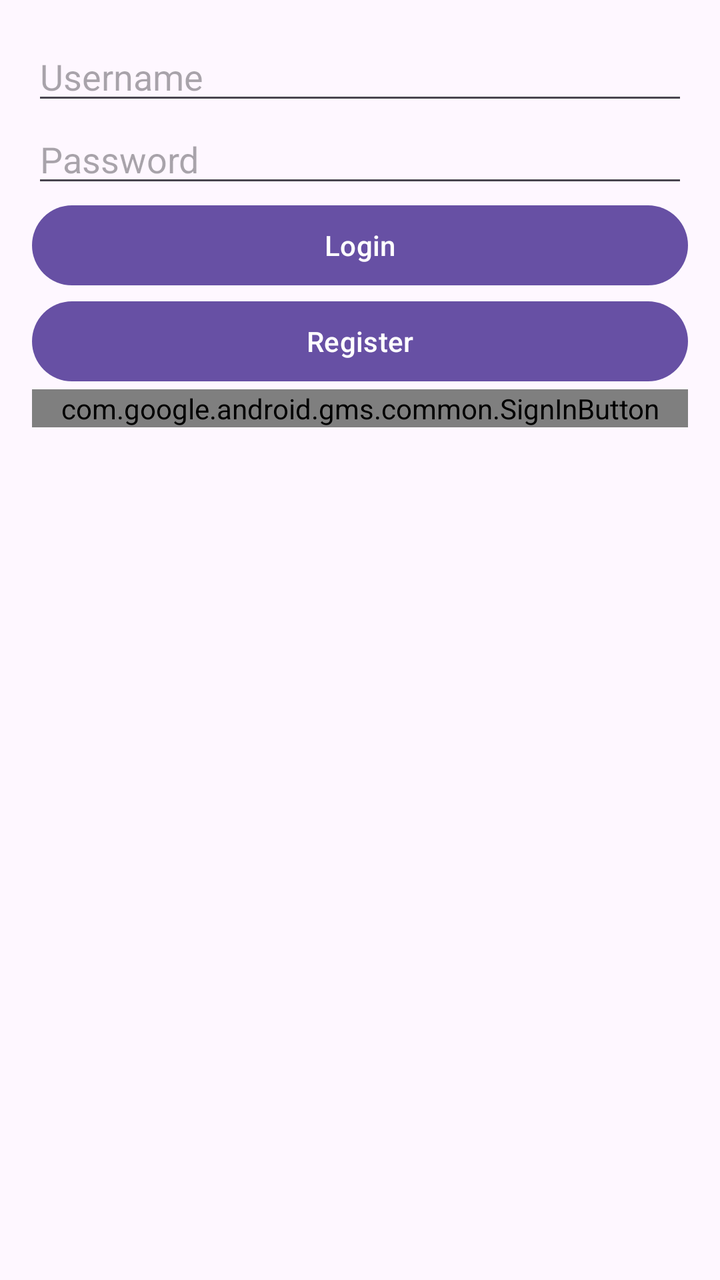
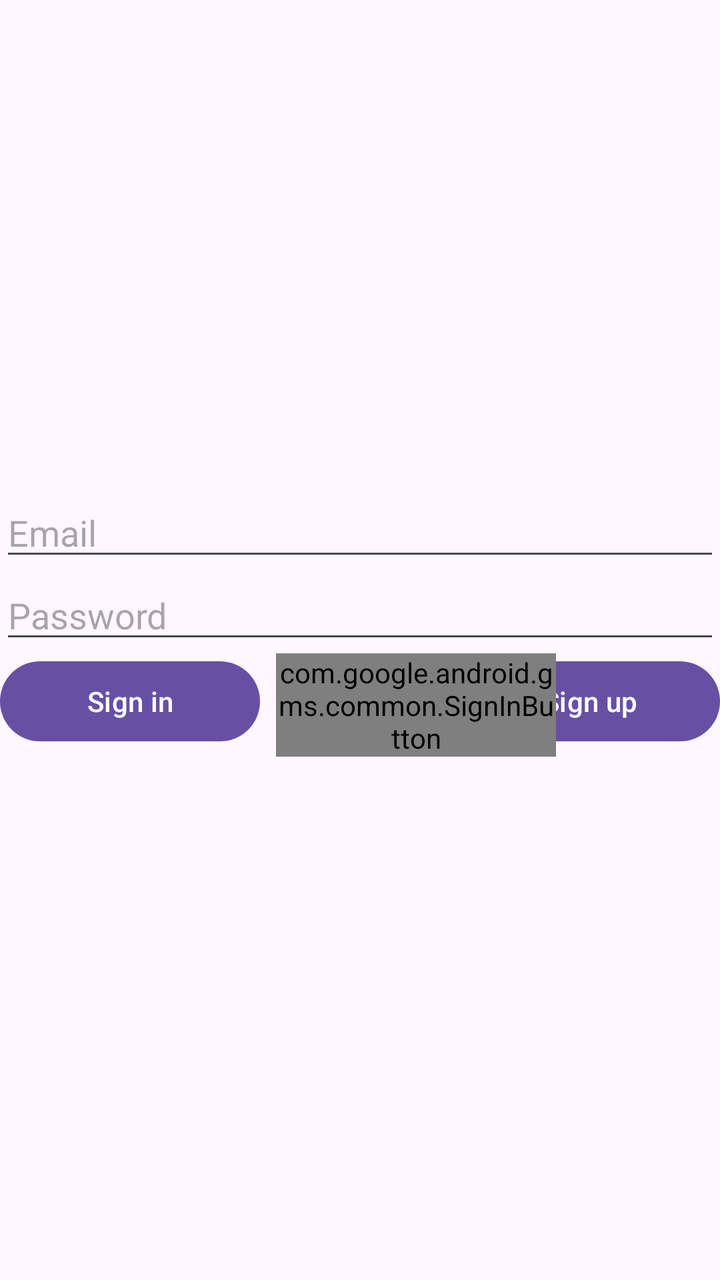

Compare the two renders of this Android layout. The source of the first and the diff that turns it into the second are given below.
<!-- AndroidManifest.xml: application theme Theme.FlashcardLearningApp -->
<!-- res/layout/activity_login.xml -->
<?xml version="1.0" encoding="utf-8"?>
<LinearLayout xmlns:android="http://schemas.android.com/apk/res/android"
    android:layout_width="match_parent"
    android:layout_height="match_parent"
    android:orientation="vertical"
    android:padding="16dp">

    <EditText
        android:id="@+id/etUsername"
        android:layout_width="match_parent"
        android:layout_height="wrap_content"
        android:hint="Username"
        android:inputType="text" />

    <EditText
        android:id="@+id/etPassword"
        android:layout_width="match_parent"
        android:layout_height="wrap_content"
        android:hint="Password"
        android:inputType="textPassword" />

    <Button
        android:id="@+id/btnLogin"
        android:layout_width="match_parent"
        android:layout_height="wrap_content"
        android:text="Login" />

    <Button
        android:id="@+id/btnRegister"
        android:layout_width="match_parent"
        android:layout_height="wrap_content"
        android:text="Register" />

    <com.google.android.gms.common.SignInButton
        android:id="@+id/btnGoogleSignIn"
        android:layout_width="match_parent"
        android:layout_height="wrap_content" />


</LinearLayout>
<!-- resources referenced by this layout -->
<resources>
  <style name="Theme.FlashcardLearningApp" parent="Base.Theme.FlashcardLearningApp" />
  <style name="Base.Theme.FlashcardLearningApp" parent="Theme.Material3.DayNight.NoActionBar">
          
          
      </style>
</resources>

<!-- the commit's change to res/layout/activity_login.xml (unified diff, before → after) -->
@@ -1,40 +1,50 @@
 <?xml version="1.0" encoding="utf-8"?>
-<LinearLayout xmlns:android="http://schemas.android.com/apk/res/android"
+<androidx.constraintlayout.widget.ConstraintLayout xmlns:android="http://schemas.android.com/apk/res/android"
     android:layout_width="match_parent"
     android:layout_height="match_parent"
-    android:orientation="vertical"
-    android:padding="16dp">
+    xmlns:app="http://schemas.android.com/apk/res-auto"
+    android:orientation="vertical">
 
     <EditText
         android:id="@+id/etUsername"
         android:layout_width="match_parent"
         android:layout_height="wrap_content"
-        android:hint="Username"
-        android:inputType="text" />
+        android:layout_marginTop="244dp"
+        android:hint="Email"
+        android:inputType="text"
+        app:layout_constraintEnd_toEndOf="parent"
+        app:layout_constraintTop_toTopOf="parent" />
 
     <EditText
         android:id="@+id/etPassword"
         android:layout_width="match_parent"
         android:layout_height="wrap_content"
         android:hint="Password"
-        android:inputType="textPassword" />
+        android:inputType="textPassword"
+        app:layout_constraintEnd_toEndOf="parent"
+        app:layout_constraintTop_toBottomOf="@id/etUsername"/>
 
     <Button
         android:id="@+id/btnLogin"
-        android:layout_width="match_parent"
+        android:layout_width="130dp"
         android:layout_height="wrap_content"
-        android:text="Login" />
+        android:text="Sign in"
+        app:layout_constraintStart_toStartOf="parent"
+        app:layout_constraintTop_toBottomOf="@id/etPassword"/>
 
     <Button
         android:id="@+id/btnRegister"
-        android:layout_width="match_parent"
+        android:layout_width="130dp"
         android:layout_height="wrap_content"
-        android:text="Register" />
+        android:text="Sign up"
+        app:layout_constraintEnd_toEndOf="parent"
+        app:layout_constraintTop_toBottomOf="@id/etPassword"/>
 
     <com.google.android.gms.common.SignInButton
         android:id="@+id/btnGoogleSignIn"
-        android:layout_width="match_parent"
-        android:layout_height="wrap_content" />
-
-
-</LinearLayout>
+        android:layout_width="140dp"
+        android:layout_height="wrap_content"
+        android:layout_marginStart="8dp"
+        app:layout_constraintStart_toEndOf="@id/btnLogin"
+        app:layout_constraintTop_toBottomOf="@id/etPassword" />
+</androidx.constraintlayout.widget.ConstraintLayout>
